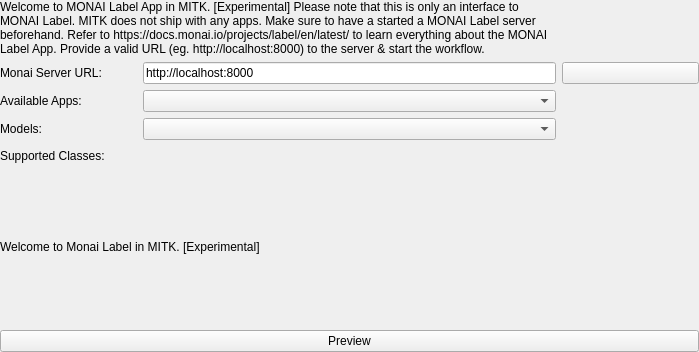
This is Modules/SegmentationUI/Qmitk/QmitkMonaiLabelToolGUIControls.ui in MITK/MITK as Qt 5 draws it before an edit. The edited form follows.
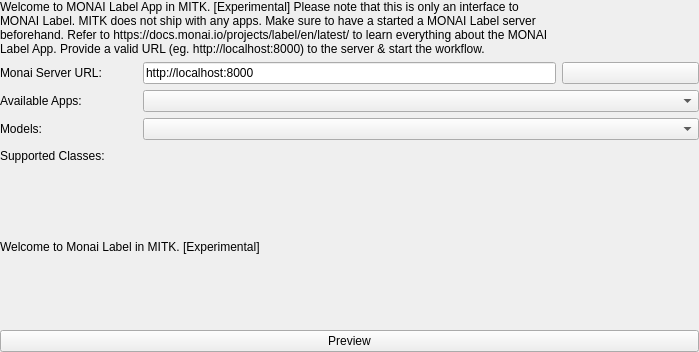
This is the edited form. Custom widgets are drawn as their Qt base class.

Patch:
```diff
--- a/Modules/SegmentationUI/Qmitk/QmitkMonaiLabelToolGUIControls.ui
+++ b/Modules/SegmentationUI/Qmitk/QmitkMonaiLabelToolGUIControls.ui
@@ -104,7 +104,7 @@
        </property>
       </widget>
      </item>
-     <item row="2" column="1" colspan="3">
+     <item row="2" column="1" colspan="4">
       <widget class="ctkComboBox" name="appBox"/>
      </item>
      <item row="3" column="0">
@@ -120,7 +120,7 @@
        </property>
       </widget>
      </item>
-     <item row="3" column="1" colspan="3">
+     <item row="3" column="1" colspan="4">
       <widget class="ctkComboBox" name="modelBox"/>
      </item>
      <item row="4" column="0">
@@ -136,7 +136,7 @@
        </property>
       </widget>
      </item>
-     <item row="4" column="1" colspan="3">
+     <item row="4" column="1" colspan="4">
       <widget class="QLabel" name="labelListLabel">
        <property name="sizePolicy">
         <sizepolicy hsizetype="Preferred" vsizetype="Preferred">
```
Left out of the diff: 3 changed lines with no effect on the pictures.
